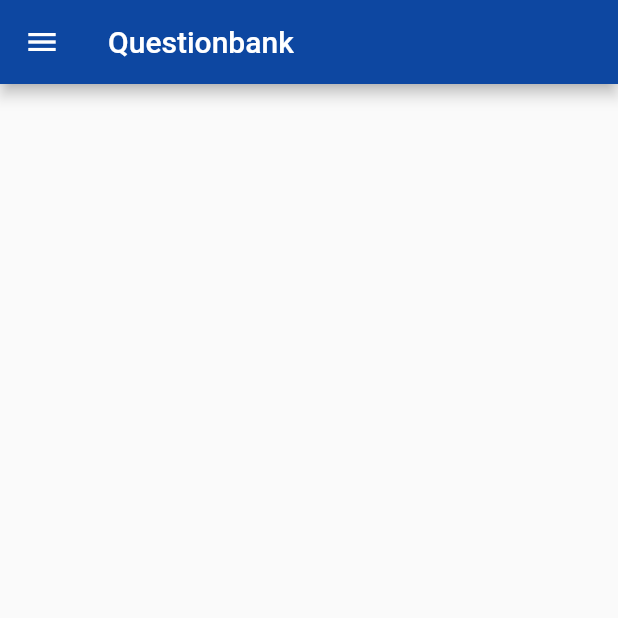
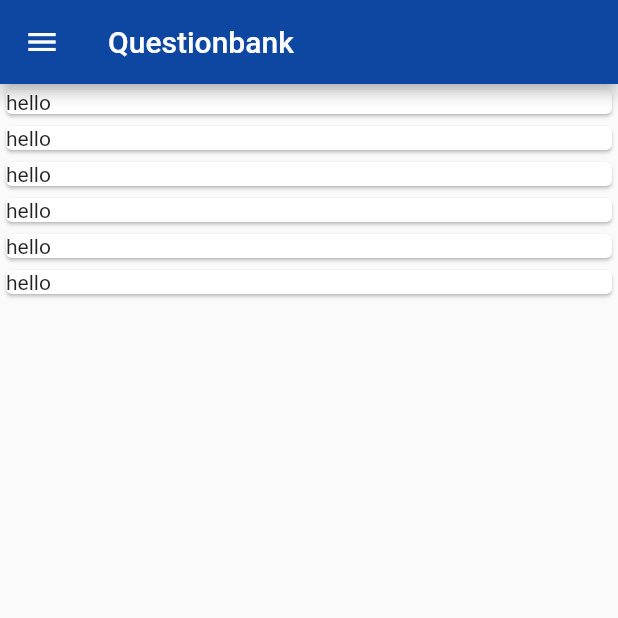
Before and after one commit to puskottampandey/questionbank-, a Flutter app: the screen it shows after launch, on a phone screen of 412 x 824 dp, the top half of it. Run offline on Flutter 3.47's test engine with Material 2 defaults, Android fonts, the phone set to English and light mode, and no system bars.

Commit message:
changed fifile name in' lowercase with underscores'

```diff
--- a/lib/home_screen.dart
+++ b/lib/home_screen.dart
@@ -76,7 +76,9 @@ class _HomepageState extends State<Homepage> {
         body: ListView.builder(
             itemCount: 6,
             itemBuilder: (context, i) {
-              return const Card();
+              return const Card(
+                child: Text('hello'),
+              );
             }));
   }
 }
--- a/lib/main.dart
+++ b/lib/main.dart
@@ -1,7 +1,7 @@
 import 'dart:async';
 
 import 'package:flutter/material.dart';
-import 'package:questionbank/Home_screen.dart';
+import 'package:questionbank/home_screen.dart';
 
 void main() {
   runApp(
```
